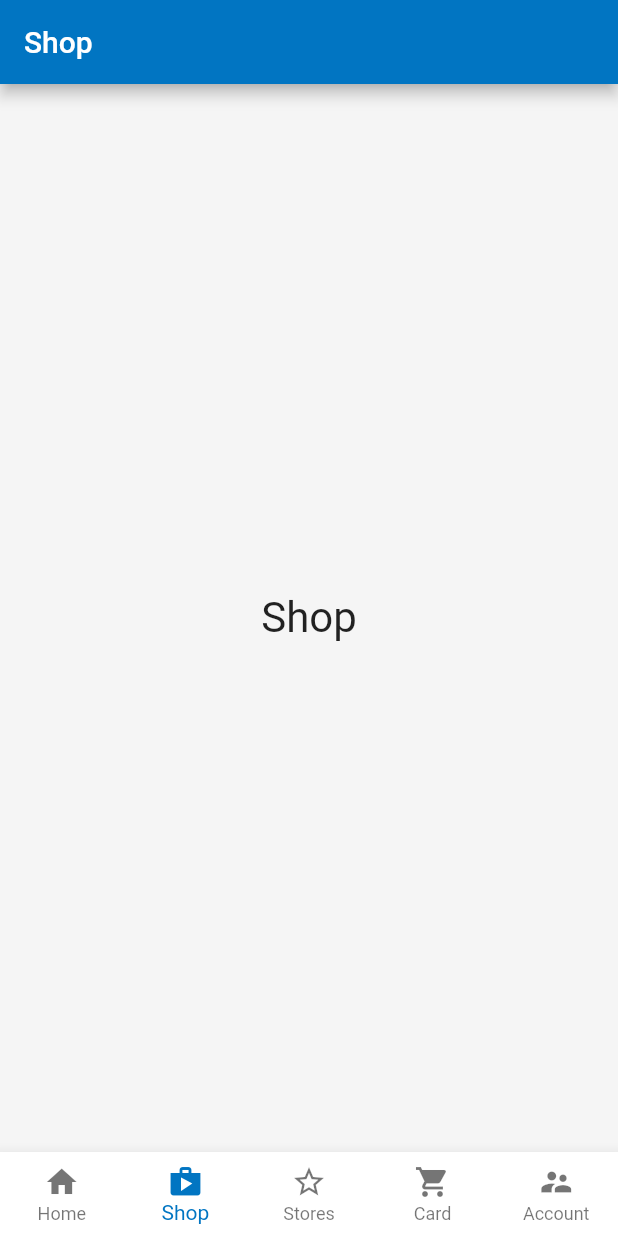
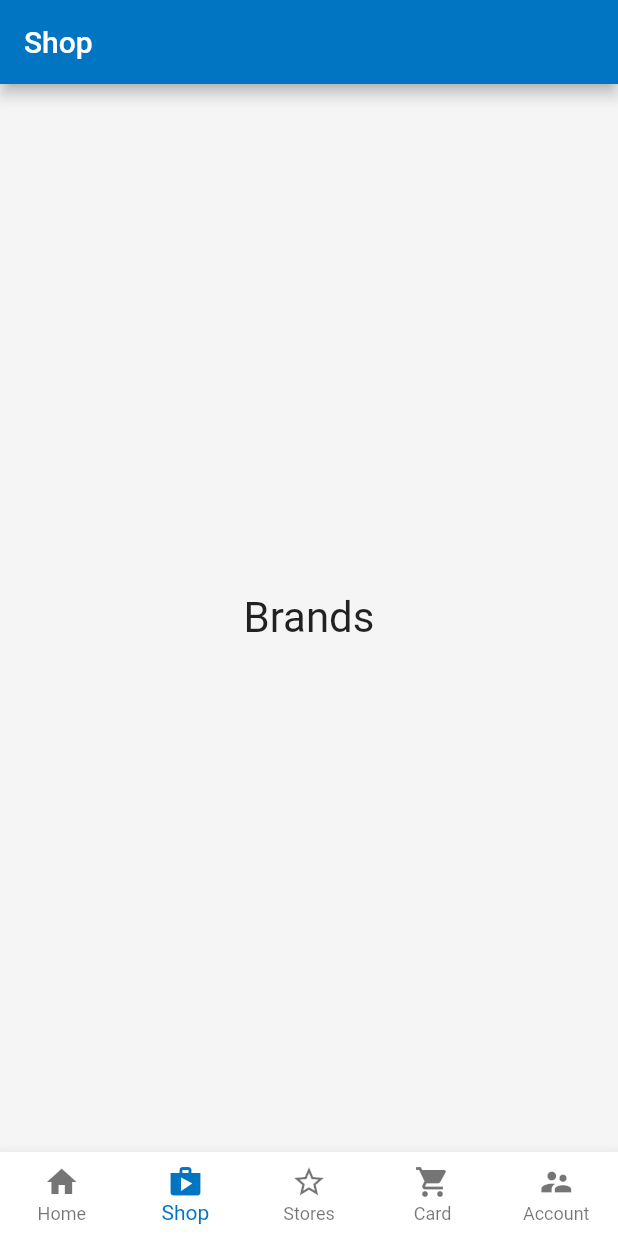
Before and after one commit to rkostritsyn/flutter_shoes_shop, a Flutter app: the screen it shows after launch, item 2 of the bottom bar chosen, on a phone screen of 412 x 824 dp. Run offline on Flutter 3.47's test engine with Material 2 defaults, Android fonts, the phone set to English and light mode, and no system bars.

Commit message:
added brands screen

```diff
--- /dev/null
+++ b/lib/ui/screen/brands_screen.dart
@@ -0,0 +1,22 @@
+import 'package:flutter/material.dart';
+
+import '../../res/styles.dart';
+
+class BrandsScreen extends StatefulWidget {
+  @override
+  State<StatefulWidget> createState() {
+    return _BrandsScreenState();
+  }
+}
+
+class _BrandsScreenState extends State<BrandsScreen> {
+
+  @override
+  Widget build(BuildContext context) {
+    return Scaffold(
+      body: Center(
+        child: Text('Brands', style: TextStyles.H1),
+      ),
+    );
+  }
+}
--- a/lib/ui/screen/main_screen.dart
+++ b/lib/ui/screen/main_screen.dart
@@ -1,10 +1,13 @@
 import 'package:flutter/material.dart';
-import 'package:flutter_shoes_shop/navigation/nested_navigation.dart';
-import 'package:flutter_shoes_shop/ui/screen/account_screen.dart';
-import 'package:flutter_shoes_shop/ui/screen/cart_screen.dart';
-import 'package:flutter_shoes_shop/ui/screen/home_screen.dart';
-import 'package:flutter_shoes_shop/ui/screen/product_list_screen.dart';
-import 'package:flutter_shoes_shop/ui/screen/store_screen.dart';
+
+import '../../navigation/nested_navigation.dart';
+
+// Screens
+import 'account_screen.dart';
+import 'cart_screen.dart';
+import 'home_screen.dart';
+import 'store_screen.dart';
+import 'brands_screen.dart';
 
 class MainScreen extends StatefulWidget {
   @override
@@ -16,7 +19,7 @@ class MainScreenState extends State<MainScreen> {
 
   final List<_NavigationTab> tabs = [
     _NavigationTab('Home', Icons.home, NestedScreenNavigator(HomeScreen())),
-    _NavigationTab('Shop', Icons.shop, NestedScreenNavigator(ShopScreen())),
+    _NavigationTab('Shop', Icons.shop, NestedScreenNavigator(BrandsScreen())),
     _NavigationTab('Stores', Icons.star_border, NestedScreenNavigator(StoreScreen())),
     _NavigationTab('Card', Icons.shopping_cart, NestedScreenNavigator(CartScreen())),
     _NavigationTab('Account', Icons.supervisor_account, NestedScreenNavigator(AccountScreen())),
```
